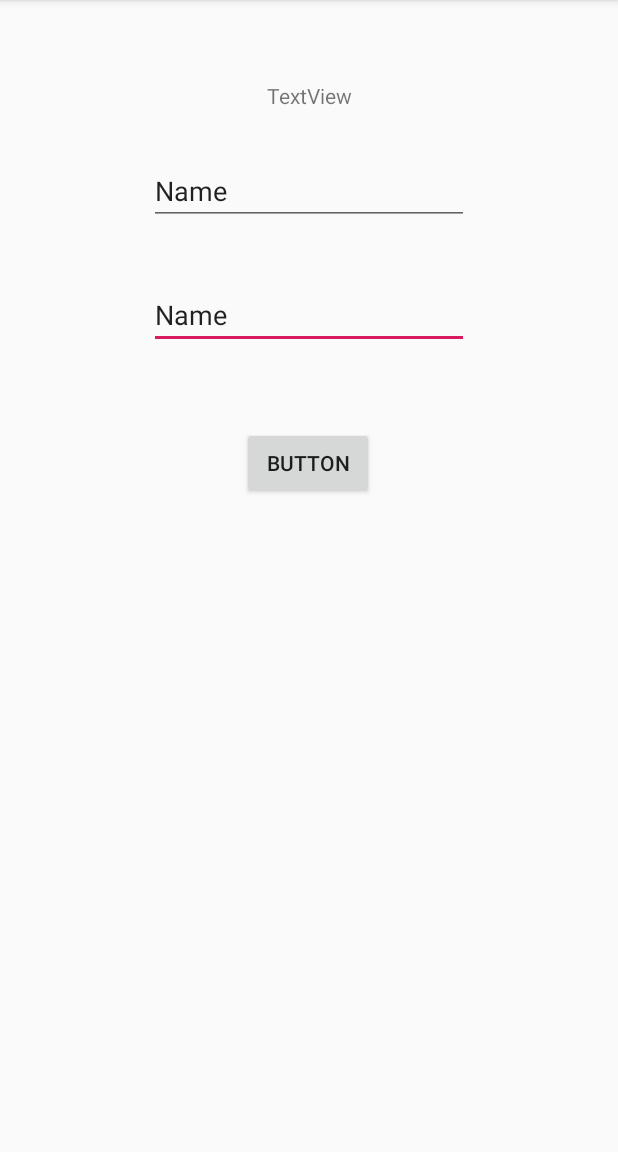
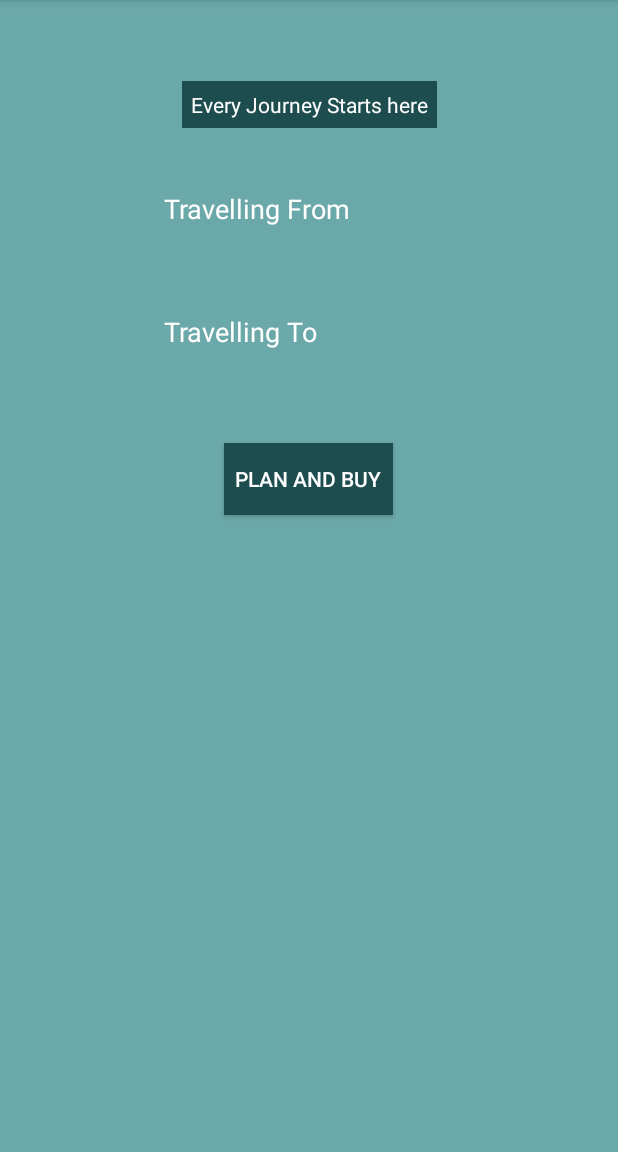
Before and after one commit to daveywilson/TranslinkHomepage, an Android app: the screen it shows after launch (MainActivity), on a phone screen of 412 x 824 dp, the part 84-1236 px from its top. Run offline under Robolectric (Android 15) with nearby library versions, the phone set to English and light mode, and no system bars.

Commit message:
xml design

```diff
--- a/app/src/main/res/layout/activity_main.xml
+++ b/app/src/main/res/layout/activity_main.xml
@@ -4,14 +4,22 @@
     xmlns:tools="http://schemas.android.com/tools"
     android:layout_width="match_parent"
     android:layout_height="match_parent"
+    android:background="#6ba8a9"
+
+
     tools:context=".MainActivity">
+
 
     <Button
         android:id="@+id/BtnToSecond"
         android:layout_width="wrap_content"
         android:layout_height="wrap_content"
         android:layout_marginTop="52dp"
-        android:text="Button"
+        android:text="Plan and Buy"
+        android:padding="7dp"
+
+        android:textColor="#ffff"
+        android:background="#1d4d4f"
         app:layout_constraintEnd_toEndOf="parent"
         app:layout_constraintHorizontal_bias="0.498"
         app:layout_constraintStart_toStartOf="parent"
@@ -23,8 +31,12 @@
         android:layout_height="wrap_content"
         android:layout_marginTop="37dp"
         android:ems="10"
+        android:padding="10dp"
         android:inputType="textPersonName"
-        android:text="Name"
+        android:hint="Travelling To"
+        android:textColorHint="#ffff"
+        android:background="#6ba8a9"
+
         app:layout_constraintStart_toStartOf="@+id/editText"
         app:layout_constraintTop_toBottomOf="@+id/editText" />
 
@@ -33,9 +45,12 @@
         android:layout_width="wrap_content"
         android:layout_height="wrap_content"
         android:layout_marginTop="31dp"
+        android:background="#6ba8a9"
         android:ems="10"
         android:inputType="textPersonName"
-        android:text="Name"
+        android:padding="10dp"
+        android:hint="Travelling From"
+        android:textColorHint="#ffff"
         app:layout_constraintEnd_toEndOf="parent"
         app:layout_constraintStart_toStartOf="parent"
         app:layout_constraintTop_toBottomOf="@+id/textView" />
@@ -45,7 +60,10 @@
         android:layout_width="wrap_content"
         android:layout_height="wrap_content"
         android:layout_marginTop="54dp"
-        android:text="TextView"
+        android:text="Every Journey Starts here"
+        android:background="#1d4d4f"
+        android:textColor="#ffff"
+        android:padding="6dp"
         app:layout_constraintEnd_toEndOf="parent"
         app:layout_constraintStart_toStartOf="parent"
         app:layout_constraintTop_toTopOf="parent" />
--- a/app/src/main/res/layout/activity_next.xml
+++ b/app/src/main/res/layout/activity_next.xml
@@ -4,6 +4,7 @@
     xmlns:tools="http://schemas.android.com/tools"
     android:layout_width="match_parent"
     android:layout_height="match_parent"
+    android:background="#6ba8a9"
     tools:context=".NextActivity">
 
     <Button
@@ -12,6 +13,9 @@
         android:layout_height="wrap_content"
         android:layout_marginBottom="112dp"
         android:text="Back"
+        android:padding="7dp"
+        android:textColor="#ffff"
+        android:background="#1d4d4f"
         app:layout_constraintBottom_toBottomOf="parent"
         app:layout_constraintEnd_toEndOf="parent"
         app:layout_constraintStart_toStartOf="parent" />
```
